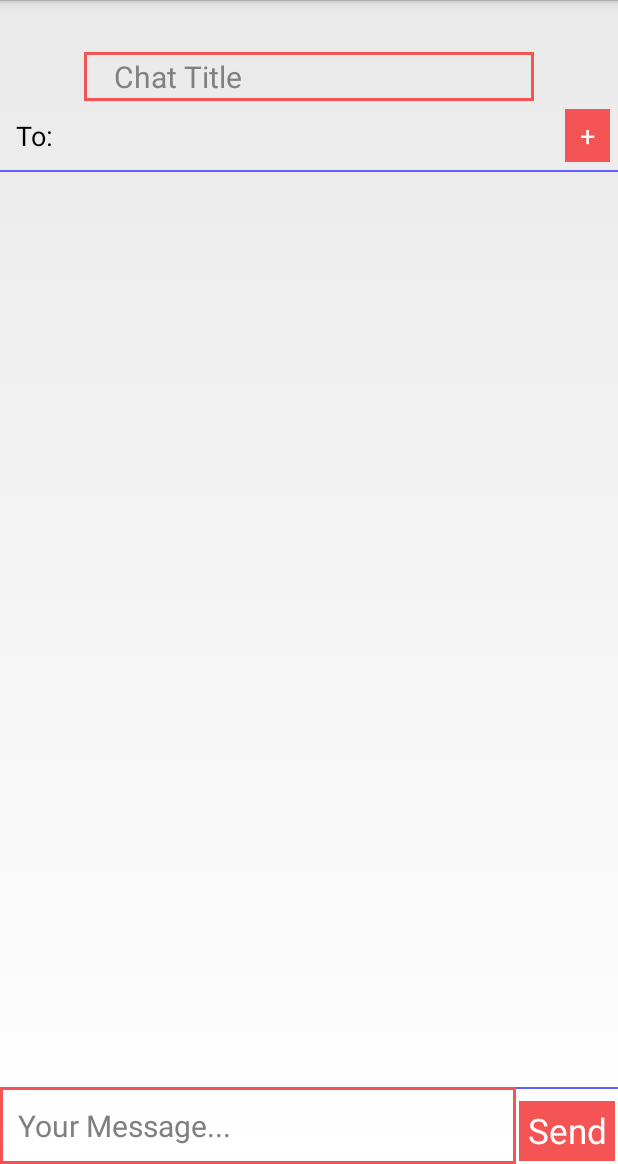
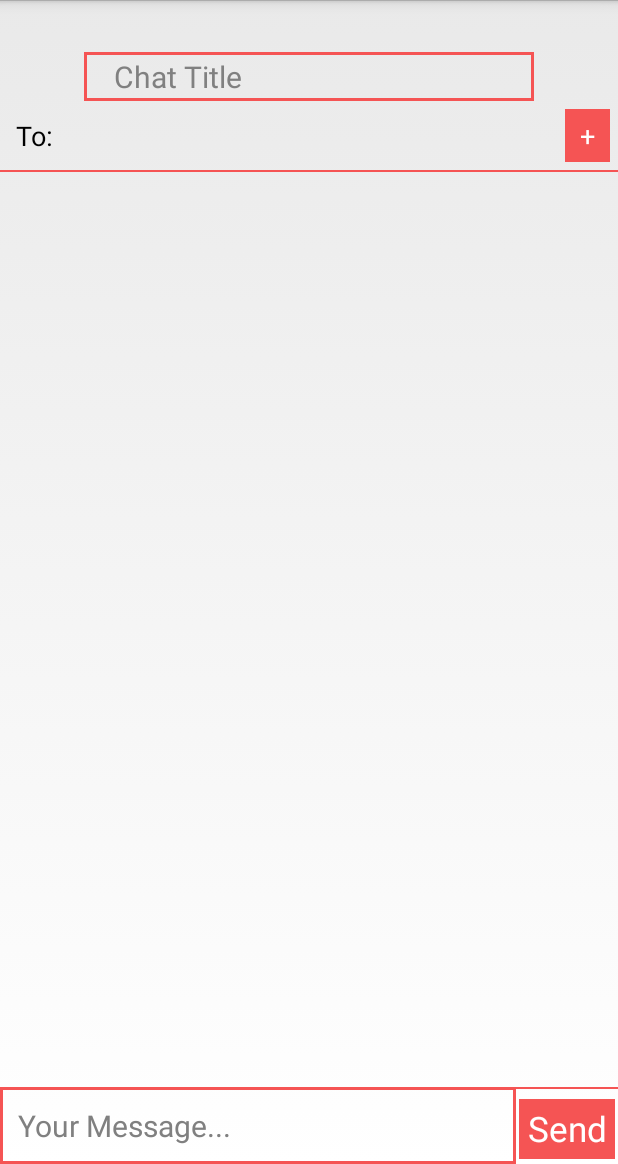
Before and after one commit to alalexl/Kabam, an Android app: the fragment FragmentBaseMessage placed in its activity, on a phone screen of 412 x 824 dp, the part 72-1236 px from its top. Run offline under Robolectric (Android 15) with nearby library versions, the phone set to English and light mode, and no system bars; libraries missing offline, so code that uses them is left out: com.facebook, com.layer.sdk; 6 statements that could not run were skipped.

Commit message:
final layout updates

```diff
--- a/Kabam/app/src/main/java/com/kabam/kabam/AddEvent.java
+++ b/Kabam/app/src/main/java/com/kabam/kabam/AddEvent.java
@@ -62,8 +62,6 @@ public class AddEvent extends Fragment {
         view.findViewById(R.id.addEventSubmitButton).setOnClickListener(new View.OnClickListener() {
             public void onClick(View v) {
                 if (selectedClass != null) {
-                    //ADDED TIME HERE
-
                     String title = ((EditText) getView().findViewById(R.id.addEventEventName)).getText().toString();
                     if (title.length() > 0) {
                         boolean assignment = isAssignment.isChecked();
--- a/Kabam/app/src/main/res/layout/message_screen.xml
+++ b/Kabam/app/src/main/res/layout/message_screen.xml
@@ -72,7 +72,7 @@
             android:layout_height="wrap_content"
             android:minHeight="1dp"
             android:measureWithLargestChild="false"
-            android:background="#ff615fff"
+            android:background="#fff55454"
             android:layout_below="@+id/relativeLayout"
             android:layout_alignParentLeft="true"
             android:layout_alignParentStart="true"
@@ -99,7 +99,7 @@
             android:layout_height="wrap_content"
             android:minHeight="1dp"
             android:measureWithLargestChild="false"
-            android:background="#ff615fff"
+            android:background="#fff55454"
             android:id="@+id/bottomDivider"
             android:layout_alignParentLeft="true"
             android:layout_alignParentStart="false"
@@ -121,7 +121,7 @@
         <Button
             style="@style/BTheme.Large"
             android:background="@drawable/red_button_thin"
-            android:layout_marginBottom="2dp"
+            android:layout_marginBottom="3dp"
             android:layout_marginLeft="2dp"
             android:layout_marginRight="2dp"
             android:text="Send"
```
